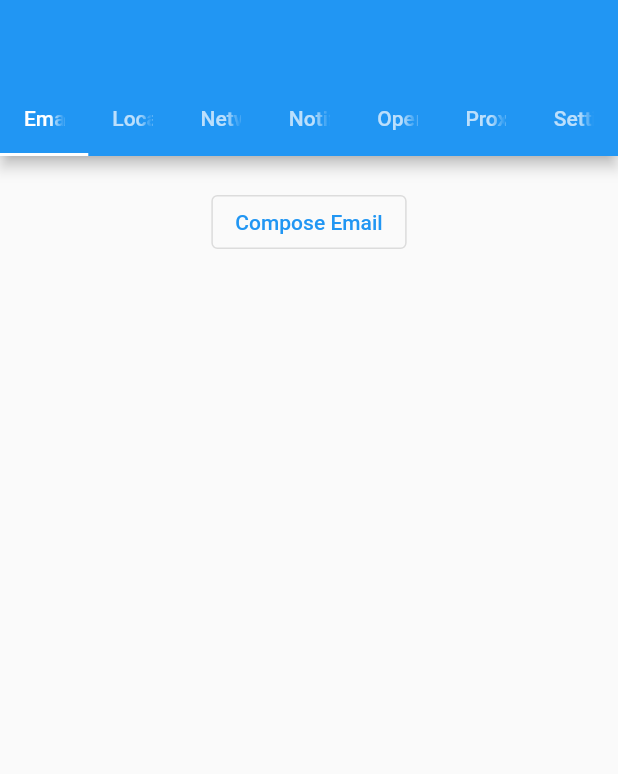
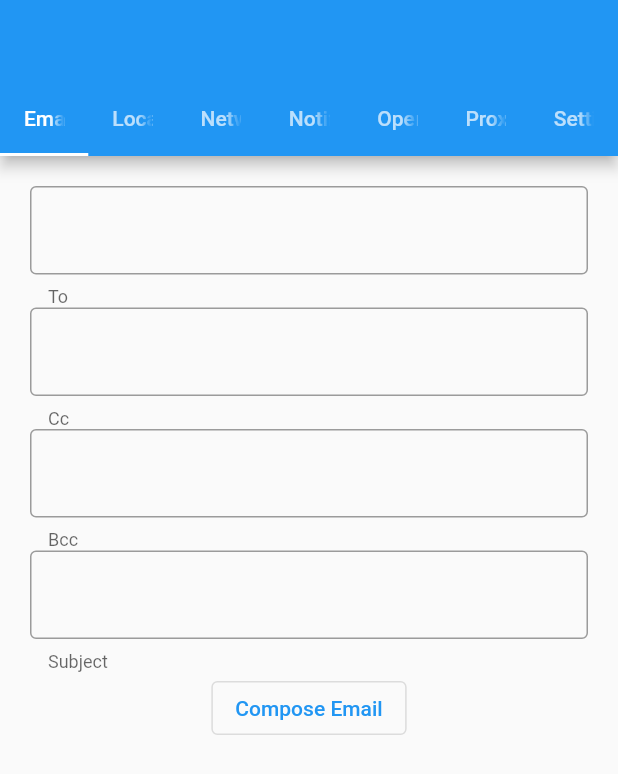
Before and after one commit to robert-ancell/flutter_portal_test, a Flutter app: the screen it shows after launch, after a tap on "Compose Email", on a phone screen of 412 x 824 dp. Shown: the top 774 px of the screen. Run offline on Flutter 3.47's test engine with Material 2 defaults, Android fonts, the phone set to English and light mode, and no system bars; missing offline and left inert: xdg_desktop_portal.

```diff
--- a/lib/main.dart
+++ b/lib/main.dart
@@ -62,6 +62,11 @@ class EmailPage extends StatefulWidget {
 }
 
 class EmailPageState extends State<EmailPage> {
+  final _addressController = TextEditingController();
+  final _ccController = TextEditingController();
+  final _bccController = TextEditingController();
+  final _subjectController = TextEditingController();
+
   EmailPageState();
 
   @override
@@ -70,9 +75,49 @@ class EmailPageState extends State<EmailPage> {
       margin: const EdgeInsets.all(20),
       child: Column(
         children: <Widget>[
+          TextField(
+            controller: _addressController,
+            decoration: const InputDecoration(
+              helperText: 'To',
+              border: OutlineInputBorder(),
+            ),
+          ),
+          TextField(
+            controller: _ccController,
+            decoration: const InputDecoration(
+              helperText: 'Cc',
+              border: OutlineInputBorder(),
+            ),
+          ),
+          TextField(
+            controller: _bccController,
+            decoration: const InputDecoration(
+              helperText: 'Bcc',
+              border: OutlineInputBorder(),
+            ),
+          ),
+          TextField(
+            controller: _subjectController,
+            decoration: const InputDecoration(
+              helperText: 'Subject',
+              border: OutlineInputBorder(),
+            ),
+          ),
           OutlinedButton(
             onPressed: () async {
-              await widget.portal.email.composeEmail();
+              Iterable<String> parseAddresses(String text) {
+                return text
+                    .split(',')
+                    .map((a) => a.trim())
+                    .where((a) => a != '');
+              }
+
+              var addresses = parseAddresses(_addressController.text);
+              var cc = parseAddresses(_ccController.text);
+              var bcc = parseAddresses(_bccController.text);
+              var subject = _subjectController.text;
+              await widget.portal.email.composeEmail(
+                  addresses: addresses, cc: cc, bcc: bcc, subject: subject);
             },
             child: const Text('Compose Email'),
           ),
```
